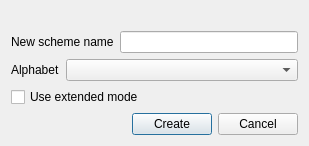
This is src/corelibs/U2View/src/ov_msa/ui/CreateMSAScheme.ui in violethaze74/ugene as Qt 5 draws it before an edit. The edited form follows.
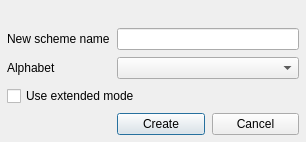
This is the edited form.

Diff of the .ui file:
```diff
--- a/src/corelibs/U2View/src/ov_msa/ui/CreateMSAScheme.ui
+++ b/src/corelibs/U2View/src/ov_msa/ui/CreateMSAScheme.ui
@@ -9,106 +9,105 @@
    <rect>
     <x>0</x>
     <y>0</y>
-    <width>309</width>
-    <height>146</height>
+    <width>306</width>
+    <height>130</height>
    </rect>
   </property>
   <property name="windowTitle">
    <string>Create Alignment Color Scheme</string>
   </property>
-  <layout class="QGridLayout" name="gridLayout_2">
-   <item row="0" column="0">
-    <widget class="QLabel" name="validLabel">
-     <property name="text">
-      <string/>
-     </property>
-    </widget>
-   </item>
-   <item row="1" column="0">
     <layout class="QGridLayout" name="gridLayout">
-     <item row="0" column="0" colspan="2">
+   <property name="margin">
+    <number>7</number>
+   </property>
+   <property name="spacing">
+    <number>7</number>
+   </property>
+   <item row="1" column="0">
       <widget class="QLabel" name="label">
+     <property name="sizePolicy">
+      <sizepolicy hsizetype="Preferred" vsizetype="Preferred">
+       <horstretch>0</horstretch>
+       <verstretch>0</verstretch>
+      </sizepolicy>
+     </property>
        <property name="text">
         <string>New scheme name</string>
        </property>
       </widget>
      </item>
-     <item row="0" column="2">
-      <widget class="QLineEdit" name="schemeName"/>
-     </item>
-     <item row="1" column="0">
-      <widget class="QLabel" name="label_2">
-       <property name="text">
-        <string>Alphabet</string>
-       </property>
-      </widget>
-     </item>
      <item row="1" column="1" colspan="2">
-      <widget class="QComboBox" name="alphabetComboBox">
+    <widget class="QLineEdit" name="schemeName">
        <property name="sizePolicy">
-        <sizepolicy hsizetype="Expanding" vsizetype="Fixed">
+      <sizepolicy hsizetype="Preferred" vsizetype="Fixed">
          <horstretch>0</horstretch>
          <verstretch>0</verstretch>
         </sizepolicy>
        </property>
       </widget>
-     </item>
-    </layout>
    </item>
    <item row="2" column="0">
-    <layout class="QHBoxLayout" name="horizontalLayout">
-     <item>
-      <widget class="QCheckBox" name="extendedModeBox">
+    <widget class="QLabel" name="label_2">
+     <property name="sizePolicy">
+      <sizepolicy hsizetype="Preferred" vsizetype="Preferred">
+       <horstretch>0</horstretch>
+       <verstretch>0</verstretch>
+      </sizepolicy>
+     </property>
        <property name="text">
-        <string>Use extended mode</string>
+      <string>Alphabet</string>
        </property>
       </widget>
      </item>
-     <item>
-      <spacer name="horizontalSpacer_2">
-       <property name="orientation">
-        <enum>Qt::Horizontal</enum>
-       </property>
-       <property name="sizeHint" stdset="0">
-        <size>
-         <width>40</width>
-         <height>20</height>
-        </size>
-       </property>
-      </spacer>
-     </item>
-    </layout>
-   </item>
-   <item row="3" column="0">
-    <layout class="QHBoxLayout" name="horizontalLayout_2">
-     <item>
-      <spacer name="horizontalSpacer">
-       <property name="orientation">
-        <enum>Qt::Horizontal</enum>
-       </property>
-       <property name="sizeHint" stdset="0">
-        <size>
-         <width>40</width>
-         <height>20</height>
-        </size>
-       </property>
-      </spacer>
-     </item>
-     <item>
+   <item row="4" column="1">
       <widget class="QPushButton" name="createButton">
        <property name="text">
         <string>Create</string>
        </property>
       </widget>
      </item>
-     <item>
+   <item row="4" column="2">
       <widget class="QPushButton" name="cancelButton">
        <property name="text">
         <string>Cancel</string>
        </property>
       </widget>
      </item>
-    </layout>
+   <item row="2" column="1" colspan="2">
+    <widget class="QComboBox" name="alphabetComboBox">
+     <property name="sizePolicy">
+      <sizepolicy hsizetype="Preferred" vsizetype="Fixed">
+       <horstretch>0</horstretch>
+       <verstretch>0</verstretch>
+      </sizepolicy>
+     </property>
+    </widget>
+   </item>
+   <item row="0" column="0" colspan="3">
+    <widget class="QLabel" name="validLabel">
+     <property name="sizePolicy">
+      <sizepolicy hsizetype="Preferred" vsizetype="Maximum">
+       <horstretch>0</horstretch>
+       <verstretch>0</verstretch>
+      </sizepolicy>
+     </property>
+     <property name="text">
+      <string/>
+     </property>
+    </widget>
+   </item>
+   <item row="3" column="0" colspan="3">
+    <widget class="QCheckBox" name="extendedModeBox">
+     <property name="sizePolicy">
+      <sizepolicy hsizetype="Preferred" vsizetype="Maximum">
+       <horstretch>0</horstretch>
+       <verstretch>0</verstretch>
+      </sizepolicy>
+     </property>
+     <property name="text">
+      <string>Use extended mode</string>
+     </property>
+    </widget>
    </item>
   </layout>
  </widget>
```
Lines whose indentation alone changed are shown as unchanged.
